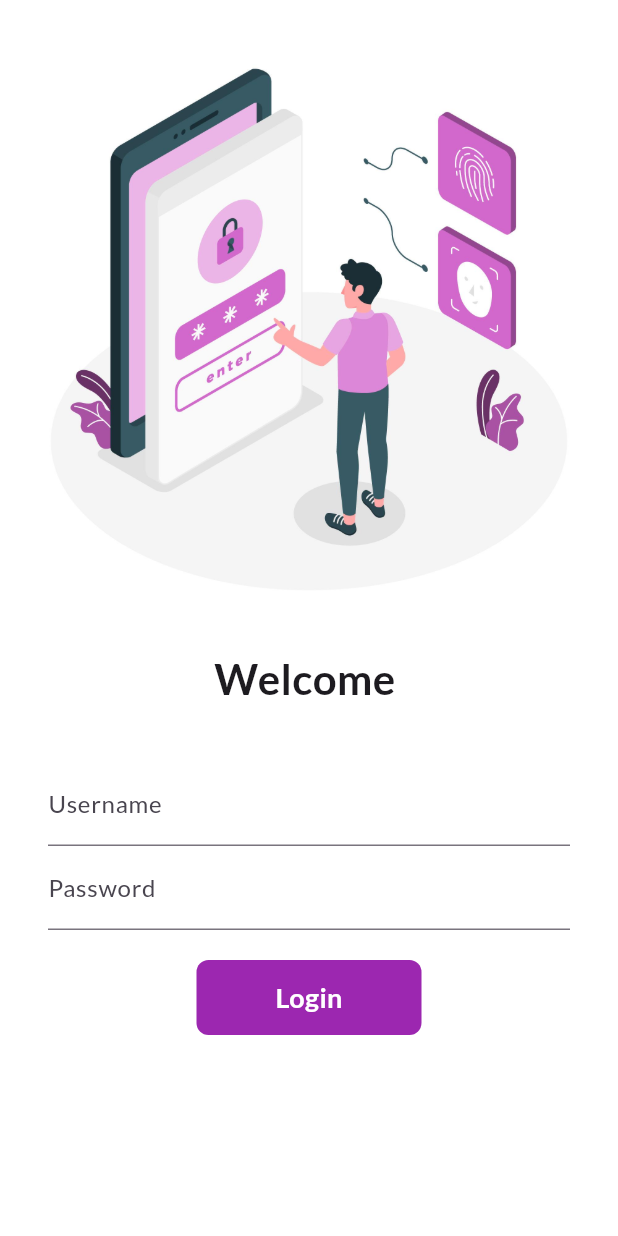
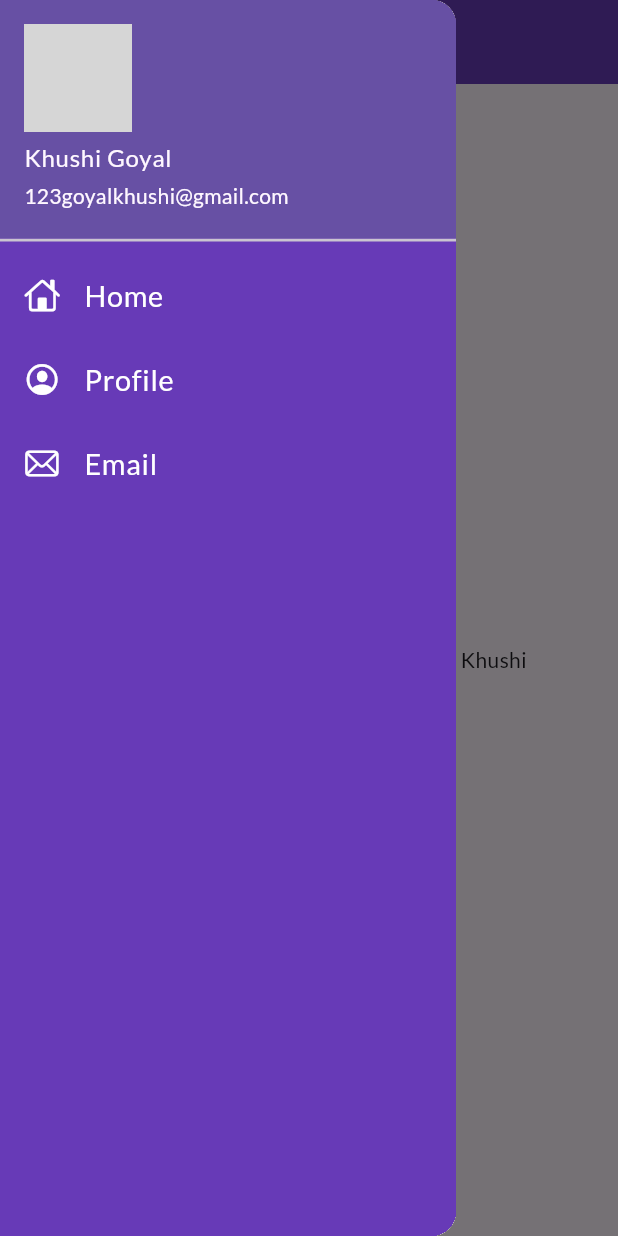
Before and after one commit to Khushigoyal98/Flutter, a Flutter app: the screen it shows after launch, with the side drawer open (before the commit the screen has no drawer), on a phone screen of 412 x 824 dp. Run offline on Flutter 3.47's test engine with Material 3 defaults, Android fonts, the phone set to English and light mode, and no system bars; our stand-ins replace google_fonts; network calls fail; grey boxes are pictures that could not be loaded.

Commit message:
Home page updated

```diff
--- a/lib/main.dart
+++ b/lib/main.dart
@@ -28,7 +28,8 @@ class MyApp extends StatelessWidget {
       darkTheme: ThemeData(
         brightness: Brightness.dark,
       ),
-      //initialRoute: "/home",
+      debugShowCheckedModeBanner: false,
+      initialRoute: MyRoutes.homeRoute,
       routes: {
         "/": (context) => LoginPage(),
         MyRoutes.homeRoute: (context) => HomePage(),
--- a/lib/pages/home_page.dart
+++ b/lib/pages/home_page.dart
@@ -1,4 +1,5 @@
 import 'package:flutter/material.dart';
+import 'package:flutter_catalogue/widgets/drawer.dart';
 
 class HomePage extends StatelessWidget {
   const HomePage({super.key});
@@ -10,13 +11,15 @@ class HomePage extends StatelessWidget {
     return Scaffold(
       appBar: AppBar(
         title: Text("Catalogue App"),
+        backgroundColor: Colors.deepPurple,
       ),
       body: Center(
         child: Container(
           child: Text("Hello, welcome to $days days of flutter by $name"),
         ),
       ),
-      drawer: Drawer(),
+      drawer: MyDrawer(
+      ),
     );
   }
 }
--- /dev/null
+++ b/lib/widgets/drawer.dart
@@ -0,0 +1,72 @@
+import 'package:flutter/cupertino.dart';
+import 'package:flutter/material.dart';
+
+class MyDrawer extends StatelessWidget {
+  const MyDrawer({super.key});
+
+  @override
+  Widget build(BuildContext context) {
+    final imageUrl =
+        "https://media.licdn.com/dms/image/D4D03AQFGMduXPcu-Gw/profile-displayphoto-shrink_800_800/0/1673968063721?e=2147483647&v=beta&t=kPkN5ARDvLUCTj4kaGWIVpcyDUTHqIqrsUhuddl6OK4";
+    return Drawer(
+      child: Container(
+        color: Colors.deepPurple,
+        child: ListView(
+          padding: EdgeInsets.zero,
+          children: [
+            DrawerHeader(
+              padding: EdgeInsets.zero,
+              child: UserAccountsDrawerHeader(
+                margin: EdgeInsets.zero,
+                accountName: Text("Khushi Goyal"),
+                accountEmail: Text("123goyalkhushi@gmail.com"),
+                currentAccountPicture: CircleAvatar(
+                  backgroundImage: NetworkImage(imageUrl),
+                ),
+              ),
+            ),
+            ListTile(
+              leading: Icon(
+                CupertinoIcons.home,
+                color: Colors.white,
+              ),
+              title: Text(
+                "Home",
+                textScaleFactor: 1.2,
+                style: TextStyle(
+                  color: Colors.white,
+                ),
+              ),
+            ),
+            ListTile(
+              leading: Icon(
+                CupertinoIcons.profile_circled,
+                color: Colors.white,
+              ),
+              title: Text(
+                "Profile",
+                textScaleFactor: 1.2,
+                style: TextStyle(
+                  color: Colors.white,
+                ),
+              ),
+            ),
+            ListTile(
+              leading: Icon(
+                CupertinoIcons.mail,
+                color: Colors.white,
+              ),
+              title: Text(
+                "Email",
+                textScaleFactor: 1.2,
+                style: TextStyle(
+                  color: Colors.white,
+                ),
+              ),
+            ),
+          ],
+        ),
+      ),
+    );
+  }
+}
```
